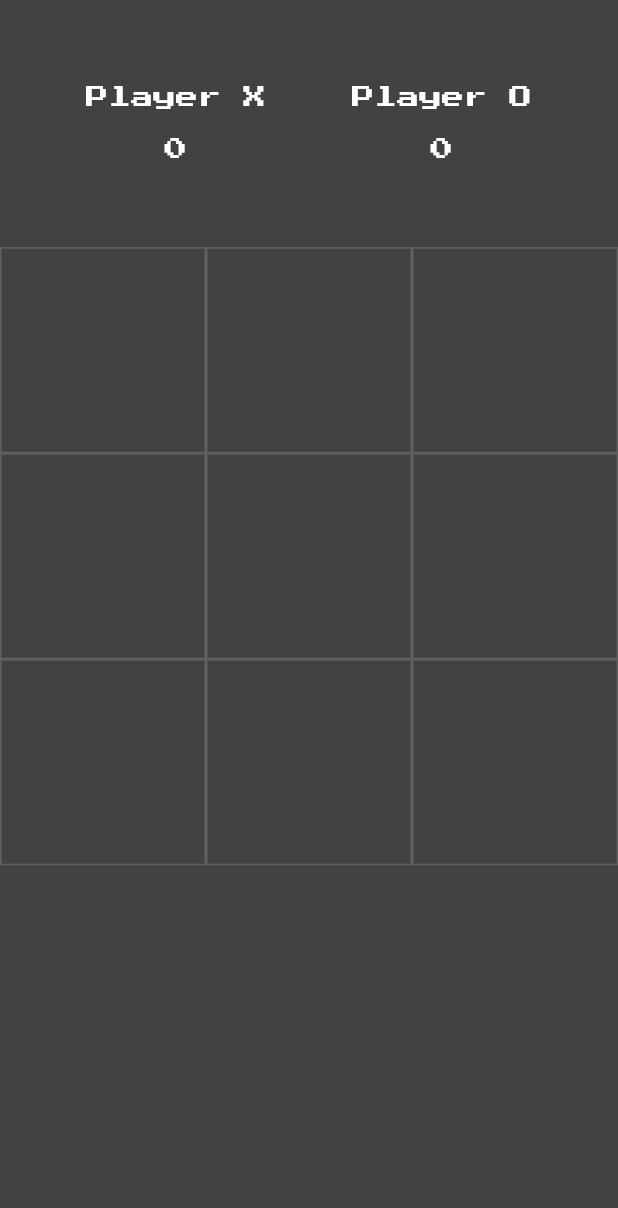
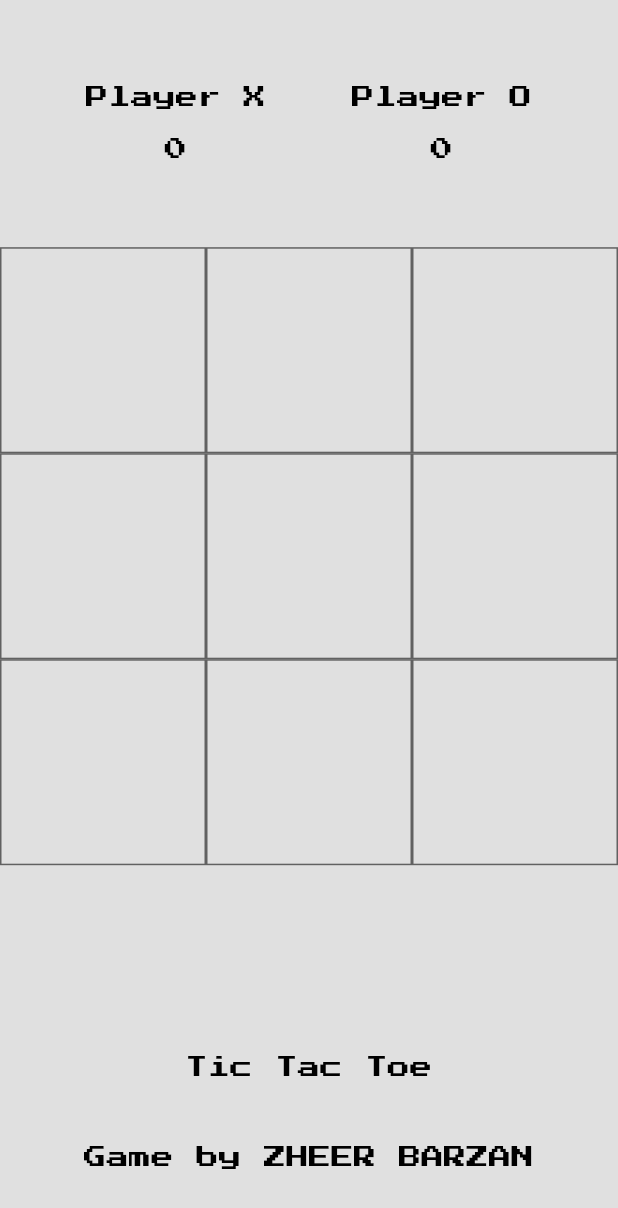
Before and after one commit to ZheerBarzan/tic_tac_toe_game, a Flutter app: the screen it shows after launch, on a phone screen of 412 x 824 dp. Shown: the top 1208 px of the screen. Run offline on Flutter 3.47's test engine with Material 2 defaults, Android fonts, the phone set to English and light mode, and no system bars; our stand-ins replace google_fonts.

Commit message:
done with most of the game play and UI of the game

```diff
--- a/lib/homePage.dart
+++ b/lib/homePage.dart
@@ -12,15 +12,16 @@ class _HomepageState extends State<Homepage> {
   bool turn = true;
   List<String> displayXO = ['', '', '', '', '', '', '', '', ''];
 
-  var myStyle = GoogleFonts.pressStart2p(color: Colors.white, fontSize: 15);
-  var myStyleXO = GoogleFonts.pressStart2p(color: Colors.white, fontSize: 40);
+  var myStyle = GoogleFonts.pressStart2p(color: Colors.black, fontSize: 15);
+  var myStyleXO = GoogleFonts.pressStart2p(color: Colors.black, fontSize: 40);
   int OScore = 0;
   int XScore = 0;
   int fillBox = 0;
   @override
   Widget build(BuildContext context) {
-    return Scaffold(
-      backgroundColor: Colors.grey.shade800,
+    return SafeArea(
+      child: Scaffold(
+        backgroundColor: Colors.grey.shade300,
         body: Column(children: <Widget>[
           Expanded(
             child: Container(
@@ -90,8 +91,24 @@ class _HomepageState extends State<Homepage> {
               },
             ),
           ),
-        Expanded(child: Container()),
+          Expanded(
+              child: Container(
+            child: Column(
+              mainAxisAlignment: MainAxisAlignment.spaceEvenly,
+              children: [
+                Text(
+                  "Tic Tac Toe",
+                  style: myStyle,
+                ),
+                Text(
+                  "Game by ZHEER BARZAN",
+                  style: myStyle,
+                )
+              ],
+            ),
+          )),
         ]),
+      ),
     );
   }
 
```
Lines whose indentation alone changed are shown as unchanged.
